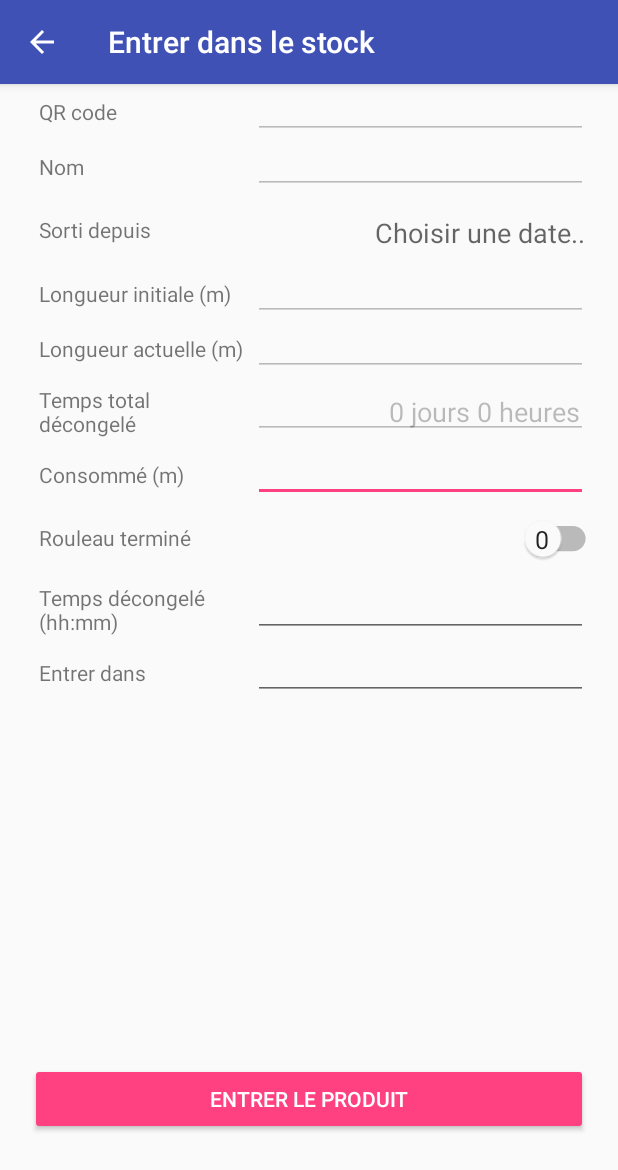
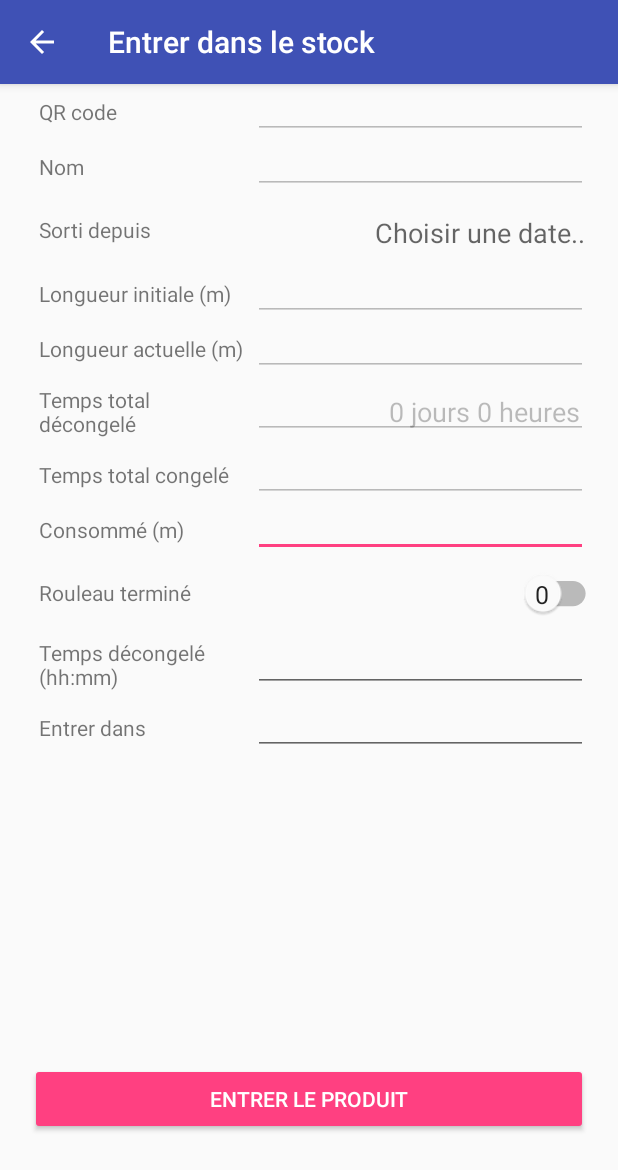
Before and after one commit to louisrubet/ws, an Android app: the InFragment screen opened directly, with no data from a screen before it, on a phone screen of 412 x 824 dp. Shown: the top 1170 px of the screen. Run offline under Robolectric (Android 15) with nearby library versions, the phone set to English and light mode, and no system bars; libraries missing offline, so code that uses them is left out: com.google.zxing.integration; 1 statement that could not run was skipped.

Commit message:
#79: added temps total congelé in InFragment and OutFragment

```diff
--- a/android/workshape/app/src/main/java/com/lrubstudio/workshape/DbProduct.java
+++ b/android/workshape/app/src/main/java/com/lrubstudio/workshape/DbProduct.java
@@ -309,6 +309,25 @@ public class DbProduct
         return diffString;
     }
 
+    static public String timeDiffToStringInDays(Context context, String dateFrom, Date dateTo)
+    {
+        String days = null;
+        try
+        {
+            // time diff
+            SimpleDateFormat dateFormat = new SimpleDateFormat(context.getString(R.string.date_format_to_android));
+            Date dateLieu = dateFormat.parse(dateFrom);
+
+            // building hours
+            long diffS = (dateTo.getTime() - dateLieu.getTime()) / 1000;
+            days = secondsToDaysHours(context, Integer.toString((int)diffS));
+        }
+        catch(Exception e)
+        {
+        }
+        return days;
+    }
+
     static public String timeNowToString(Context context)
     {
         return new SimpleDateFormat(context.getString(R.string.date_format_to_mysql)).format(new Date());
--- a/android/workshape/app/src/main/java/com/lrubstudio/workshape/InFragment.java
+++ b/android/workshape/app/src/main/java/com/lrubstudio/workshape/InFragment.java
@@ -52,6 +52,7 @@ public class InFragment extends Fragment implements View.OnClickListener, DbRequ
             view.findViewById(R.id.editInLongueurInitiale).setEnabled(false);
             view.findViewById(R.id.editInLongueurActuelle).setEnabled(false);
             view.findViewById(R.id.editInHorsGelTotal).setEnabled(false);
+            view.findViewById(R.id.editInTempsTotalCongele).setEnabled(false);
             view.findViewById(R.id.buttonInLieuDepuis).setEnabled(false);
 
             // manage button
@@ -81,6 +82,19 @@ public class InFragment extends Fragment implements View.OnClickListener, DbRequ
 
         // fill hors gel time duration
         ((EditText)view.findViewById(R.id.editInTempsHorsGel)).setText(DbProduct.timeDiffToString(getActivity(), ((Button)view.findViewById(R.id.buttonInLieuDepuis)).getText().toString(), new Date(System.currentTimeMillis())));
+
+        // temps total congele = age du rouleau - temps de vie décongelé
+        try
+        {
+            String finished = MainActivity.getLastRequestedProduct().get(DbProduct.finished);
+            if (finished == null || finished != "1")
+                ((EditText) view.findViewById(R.id.editInTempsTotalCongele)).setText(DbProduct.timeDiffToStringInDays(getActivity(), MainActivity.getLastRequestedProduct().get(DbProduct.dateArrivee), new Date(System.currentTimeMillis())));
+            else
+                ((EditText) view.findViewById(R.id.editInTempsTotalCongele)).setText("-");
+        }
+        catch(Exception e)
+        {
+        }
 
         //
         ((EditText)getView().findViewById(R.id.editInLongueurConsommee)).addTextChangedListener(this);
--- a/android/workshape/app/src/main/res/layout/fragment_in.xml
+++ b/android/workshape/app/src/main/res/layout/fragment_in.xml
@@ -76,6 +76,16 @@
                 <TableRow style="@style/CommonTableRow">
 
                     <TextView style="@style/TextViewForTableRow"
+                              android:text="@string/temps_total_congele" />
+
+                    <EditText style="@style/EditTextForTableRow"
+                              android:id="@+id/editInTempsTotalCongele"
+                              android:inputType="time" />
+                </TableRow>
+
+                <TableRow style="@style/CommonTableRow">
+
+                    <TextView style="@style/TextViewForTableRow"
                               android:text="@string/longueur_consommee" />
 
                     <EditText style="@style/EditTextForTableRow"
--- a/android/workshape/app/src/main/res/values/strings.xml
+++ b/android/workshape/app/src/main/res/values/strings.xml
@@ -51,6 +51,7 @@
     <string name="transport_frigo">Transport frigo</string>
     <string name="decongele">Nb décongélation</string>
     <string name="temps_hors_gel_total">Temps total décongelé</string>
+    <string name="temps_total_congele">Temps total congelé</string>
     <string name="hors_gel">Temps décongelé (hh:mm)</string>
     <string name="produit_sorti">Produit sorti</string>
     <string name="produit_entre">Produit entré</string>
```
Also changed, not shown: android/workshape/app/src/main/java/com/lrubstudio/workshape/OutFragment.java (+16 -0 lines), android/workshape/app/src/main/res/layout/fragment_out.xml (+11 -0 lines).
